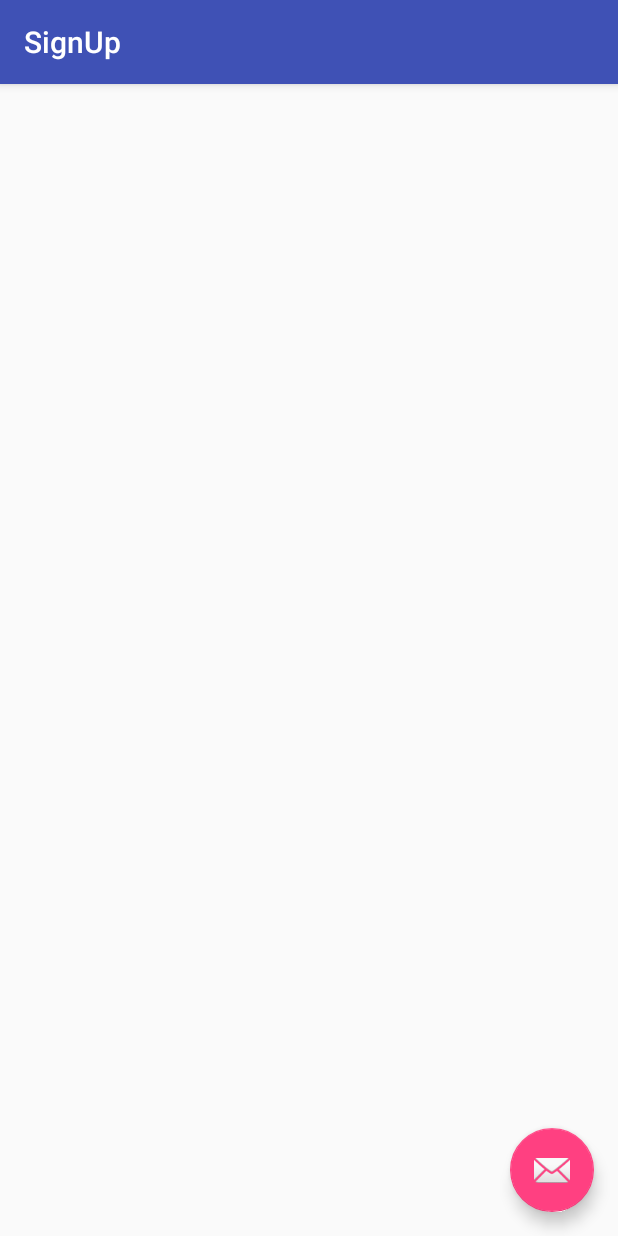
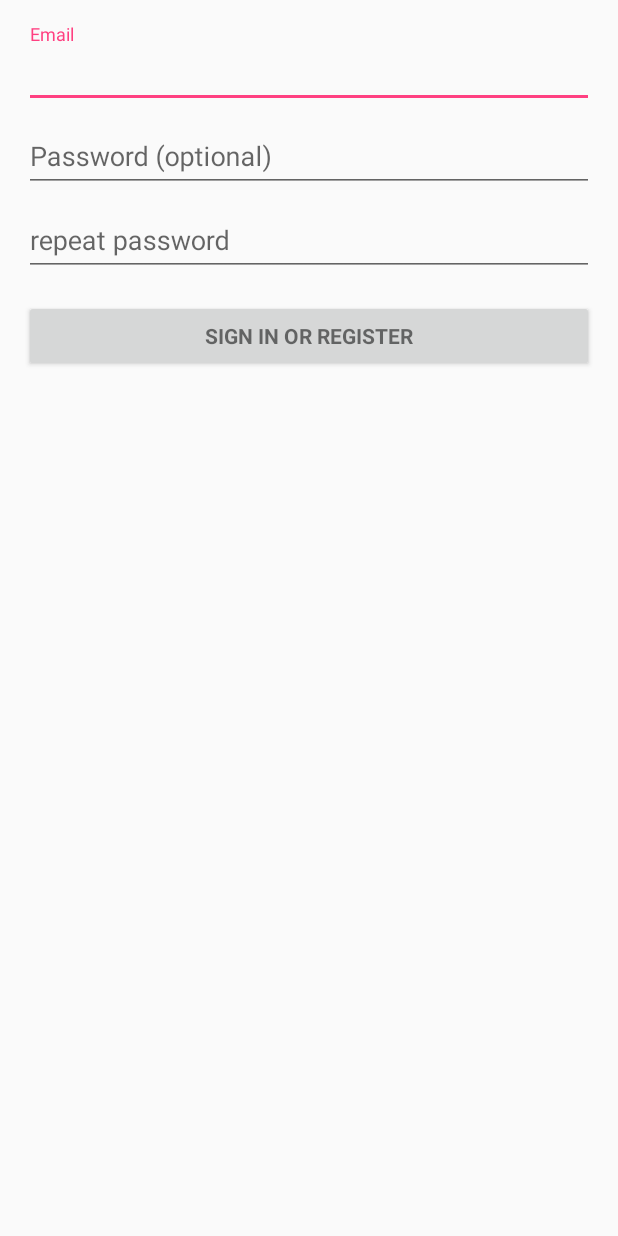
Before and after one commit to DevFest-Sfax-2016/ENIGMA, an Android app: the SignUp screen opened directly, with no data from a screen before it, on a phone screen of 412 x 824 dp. Run offline under Robolectric (Android 15) with nearby library versions, the phone set to English and light mode, and no system bars; our stand-ins replace Firebase (no records; nobody signed in at launch, a user with empty details on screens opened directly); 2 statements that could not run were skipped.

Commit message:
fixed login/signup diffrences

```diff
--- a/app/src/main/java/com/enigma/mybucketlist/SignUp.java
+++ b/app/src/main/java/com/enigma/mybucketlist/SignUp.java
@@ -1,29 +1,388 @@
 package com.enigma.mybucketlist;
 
+import android.animation.Animator;
+import android.animation.AnimatorListenerAdapter;
+import android.annotation.TargetApi;
+import android.app.LoaderManager;
+import android.content.CursorLoader;
+import android.content.Intent;
+import android.content.Loader;
+import android.content.pm.PackageManager;
+import android.database.Cursor;
+import android.net.Uri;
+import android.os.AsyncTask;
+import android.os.Build;
 import android.os.Bundle;
+import android.provider.ContactsContract;
+import android.support.annotation.NonNull;
 import android.support.design.widget.FloatingActionButton;
 import android.support.design.widget.Snackbar;
 import android.support.v7.app.AppCompatActivity;
 import android.support.v7.widget.Toolbar;
+import android.text.TextUtils;
+import android.util.Log;
+import android.view.KeyEvent;
 import android.view.View;
+import android.view.inputmethod.EditorInfo;
+import android.widget.ArrayAdapter;
+import android.widget.AutoCompleteTextView;
+import android.widget.Button;
+import android.widget.EditText;
+import android.widget.TextView;
 
-public class SignUp extends AppCompatActivity {
+import com.google.android.gms.tasks.OnCompleteListener;
+import com.google.android.gms.tasks.Task;
+import com.google.firebase.auth.AuthResult;
+import com.google.firebase.auth.FirebaseAuth;
+import com.google.firebase.auth.FirebaseUser;
+
+import java.util.ArrayList;
+import java.util.List;
+
+import static android.Manifest.permission.READ_CONTACTS;
+
+public class SignUp extends AppCompatActivity implements LoaderManager.LoaderCallbacks<Cursor> {
+    private SignUp.UserLoginTask mAuthTask = null;
+
+    // UI references.
+    private AutoCompleteTextView mEmailView;
+    private EditText mPasswordView;
+    private View mProgressView;
+    private View mLoginFormView;
+
+    private FirebaseAuth mAuth;
+    private FirebaseAuth.AuthStateListener mAuthListener;
+
+    private static final int REQUEST_READ_CONTACTS = 0;
 
     @Override
     protected void onCreate(Bundle savedInstanceState) {
         super.onCreate(savedInstanceState);
         setContentView(R.layout.activity_sign_up);
-        Toolbar toolbar = (Toolbar) findViewById(R.id.toolbar);
-        setSupportActionBar(toolbar);
+        mEmailView = (AutoCompleteTextView) findViewById(R.id.email);
+        populateAutoComplete();
+        mAuth = FirebaseAuth.getInstance();
+        mAuthListener = new FirebaseAuth.AuthStateListener() {
+            public static final String TAG = "Login";
 
-        FloatingActionButton fab = (FloatingActionButton) findViewById(R.id.fab);
-        fab.setOnClickListener(new View.OnClickListener() {
+            @Override
+            public void onAuthStateChanged(@NonNull FirebaseAuth firebaseAuth) {
+                FirebaseUser user = firebaseAuth.getCurrentUser();
+                if (user != null) {
+                    // User is signed in
+                    Log.d(TAG, "onAuthStateChanged:signed_in:" + user.getUid());
+                } else {
+                    // User is signed out
+                    Log.d(TAG, "onAuthStateChanged:signed_out");
+                }
+                // ...
+            }
+        };
+
+        mPasswordView = (EditText) findViewById(R.id.password);
+        mPasswordView.setOnEditorActionListener(new TextView.OnEditorActionListener() {
+            @Override
+            public boolean onEditorAction(TextView textView, int id, KeyEvent keyEvent) {
+                if (id == R.id.login || id == EditorInfo.IME_NULL) {
+                    attemptLogin();
+                    return true;
+                }
+                return false;
+            }
+        });
+
+        Button mEmailSignInButton = (Button) findViewById(R.id.email_sign_in_button);
+        mEmailSignInButton.setOnClickListener(new View.OnClickListener() {
             @Override
             public void onClick(View view) {
-                Snackbar.make(view, "Replace with your own action", Snackbar.LENGTH_LONG)
-                        .setAction("Action", null).show();
+                attemptLogin();
             }
         });
+
+        mLoginFormView = findViewById(R.id.login_form);
+        mProgressView = findViewById(R.id.login_progress);
+
+
+    }
+    private void populateAutoComplete() {
+        if (!mayRequestContacts()) {
+            return;
+        }
+
+        getLoaderManager().initLoader(0, null, this);
+    }
+
+    private boolean mayRequestContacts() {
+        if (Build.VERSION.SDK_INT < Build.VERSION_CODES.M) {
+            return true;
+        }
+        if (checkSelfPermission(READ_CONTACTS) == PackageManager.PERMISSION_GRANTED) {
+            return true;
+        }
+        if (shouldShowRequestPermissionRationale(READ_CONTACTS)) {
+            Snackbar.make(mEmailView, R.string.permission_rationale, Snackbar.LENGTH_INDEFINITE)
+                    .setAction(android.R.string.ok, new View.OnClickListener() {
+                        @Override
+                        @TargetApi(Build.VERSION_CODES.M)
+                        public void onClick(View v) {
+                            requestPermissions(new String[]{READ_CONTACTS}, REQUEST_READ_CONTACTS);
+                        }
+                    });
+        } else {
+            requestPermissions(new String[]{READ_CONTACTS}, REQUEST_READ_CONTACTS);
+        }
+        return false;
+    }
+
+    /**
+     * Callback received when a permissions request has been completed.
+     */
+    @Override
+    public void onRequestPermissionsResult(int requestCode, @NonNull String[] permissions,
+                                           @NonNull int[] grantResults) {
+        if (requestCode == REQUEST_READ_CONTACTS) {
+            if (grantResults.length == 1 && grantResults[0] == PackageManager.PERMISSION_GRANTED) {
+                populateAutoComplete();
+            }
+        }
+    }
+
+
+    /**
+     * Attempts to sign in or register the account specified by the login form.
+     * If there are form errors (invalid email, missing fields, etc.), the
+     * errors are presented and no actual login attempt is made.
+     */
+    private void attemptLogin() {
+        if (mAuthTask != null) {
+            Log.e("Hello","Hello");
+            return;
+        }
+
+        // Reset errors.
+        mEmailView.setError(null);
+        mPasswordView.setError(null);
+
+        // Store values at the time of the login attempt.
+        String email = mEmailView.getText().toString();
+        String password = mPasswordView.getText().toString();
+
+        boolean cancel = false;
+        View focusView = null;
+
+        // Check for a valid password, if the user entered one.
+        if (!TextUtils.isEmpty(password) && !isPasswordValid(password)) {
+            mPasswordView.setError(getString(R.string.error_invalid_password));
+            focusView = mPasswordView;
+            cancel = true;
+        }
+
+        // Check for a valid email address.
+        if (TextUtils.isEmpty(email)) {
+            mEmailView.setError(getString(R.string.error_field_required));
+            focusView = mEmailView;
+            cancel = true;
+        } else if (!isEmailValid(email)) {
+            mEmailView.setError(getString(R.string.error_invalid_email));
+            focusView = mEmailView;
+            cancel = true;
+        }
+
+        if (cancel) {
+            // There was an error; don't attempt login and focus the first
+            // form field with an error.
+            focusView.requestFocus();
+        } else {
+            // Show a progress spinner, and kick off a background task to
+            // perform the user login attempt.
+            showProgress(true);
+            mAuthTask = new SignUp.UserLoginTask(email, password);
+            mAuthTask.execute((Void) null);
+        }
+    }
+
+    private boolean isEmailValid(String email) {
+        //TODO: Replace this with your own logic
+        return email.contains("@");
+    }
+
+    private boolean isPasswordValid(String password) {
+        //TODO: Replace this with your own logic
+        return password.length() > 4;
+    }
+
+    /**
+     * Shows the progress UI and hides the login form.
+     */
+    @TargetApi(Build.VERSION_CODES.HONEYCOMB_MR2)
+    private void showProgress(final boolean show) {
+        // On Honeycomb MR2 we have the ViewPropertyAnimator APIs, which allow
+        // for very easy animations. If available, use these APIs to fade-in
+        // the progress spinner.
+        if (Build.VERSION.SDK_INT >= Build.VERSION_CODES.HONEYCOMB_MR2) {
+            int shortAnimTime = getResources().getInteger(android.R.integer.config_shortAnimTime);
+
+            mLoginFormView.setVisibility(show ? View.GONE : View.VISIBLE);
+            mLoginFormView.animate().setDuration(shortAnimTime).alpha(
+                    show ? 0 : 1).setListener(new AnimatorListenerAdapter() {
+                @Override
+                public void onAnimationEnd(Animator animation) {
+                    mLoginFormView.setVisibility(show ? View.GONE : View.VISIBLE);
+                }
+            });
+
+            mProgressView.setVisibility(show ? View.VISIBLE : View.GONE);
+            mProgressView.animate().setDuration(shortAnimTime).alpha(
+                    show ? 1 : 0).setListener(new AnimatorListenerAdapter() {
+                @Override
+                public void onAnimationEnd(Animator animation) {
+                    mProgressView.setVisibility(show ? View.VISIBLE : View.GONE);
+                }
+            });
+        } else {
+            // The ViewPropertyAnimator APIs are not available, so simply show
+            // and hide the relevant UI components.
+            mProgressView.setVisibility(show ? View.VISIBLE : View.GONE);
+            mLoginFormView.setVisibility(show ? View.GONE : View.VISIBLE);
+        }
+    }
+
+    @Override
+    public Loader<Cursor> onCreateLoader(int i, Bundle bundle) {
+        return new CursorLoader(this,
+                // Retrieve data rows for the device user's 'profile' contact.
+                Uri.withAppendedPath(ContactsContract.Profile.CONTENT_URI,
+                        ContactsContract.Contacts.Data.CONTENT_DIRECTORY), SignUp.ProfileQuery.PROJECTION,
+
+                // Select only email addresses.
+                ContactsContract.Contacts.Data.MIMETYPE +
+                        " = ?", new String[]{ContactsContract.CommonDataKinds.Email
+                .CONTENT_ITEM_TYPE},
+
+                // Show primary email addresses first. Note that there won't be
+                // a primary email address if the user hasn't specified one.
+                ContactsContract.Contacts.Data.IS_PRIMARY + " DESC");
+    }
+
+    @Override
+    public void onLoadFinished(Loader<Cursor> cursorLoader, Cursor cursor) {
+        List<String> emails = new ArrayList<>();
+        cursor.moveToFirst();
+        while (!cursor.isAfterLast()) {
+            emails.add(cursor.getString(SignUp.ProfileQuery.ADDRESS));
+            cursor.moveToNext();
+        }
+
+        addEmailsToAutoComplete(emails);
+    }
+
+    @Override
+    public void onLoaderReset(Loader<Cursor> cursorLoader) {
+
+    }
+
+    private void addEmailsToAutoComplete(List<String> emailAddressCollection) {
+        //Create adapter to tell the AutoCompleteTextView what to show in its dropdown list.
+        ArrayAdapter<String> adapter =
+                new ArrayAdapter<>(SignUp.this,
+                        android.R.layout.simple_dropdown_item_1line, emailAddressCollection);
+
+        mEmailView.setAdapter(adapter);
+    }
+
+
+    private interface ProfileQuery {
+        String[] PROJECTION = {
+                ContactsContract.CommonDataKinds.Email.ADDRESS,
+                ContactsContract.CommonDataKinds.Email.IS_PRIMARY,
+        };
+
+        int ADDRESS = 0;
+        int IS_PRIMARY = 1;
+    }
+
+    /**
+     * Represents an asynchronous login/registration task used to authenticate
+     * the user.
+     */
+    public class UserLoginTask extends AsyncTask<Void, Void, Boolean> {
+
+        private final String mEmail;
+        private final String mPassword;
+
+        UserLoginTask(String email, String password) {
+            mEmail = email;
+            mPassword = password;
+        }
+
+        @Override
+        protected Boolean doInBackground(Void... params) {
+            // TODO: attempt authentication against a network service.
+
+            SignUp(mEmail,mPassword);
+
+
+
+            // TODO: register the new account here.
+            return true;
+        }
+
+        @Override
+        protected void onPostExecute(final Boolean success) {
+            mAuthTask = null;
+
+
+            if (success) {
+
+            } else {
+                mPasswordView.setError(getString(R.string.error_incorrect_password));
+                mPasswordView.requestFocus();
+            }
+        }
+
+        @Override
+        protected void onCancelled() {
+            mAuthTask = null;
+            showProgress(false);
+        }
+    }
+    @Override
+    public void onStart() {
+        super.onStart();
+        mAuth.addAuthStateListener(mAuthListener);
+    }
+    @Override
+    public void onStop() {
+        super.onStop();
+        if (mAuthListener != null) {
+            mAuth.removeAuthStateListener(mAuthListener);
+        }
+    }
+    public void SignUp(String email,String password){
+        mAuth.createUserWithEmailAndPassword(email, password)
+                .addOnCompleteListener(this, new OnCompleteListener<AuthResult>() {
+                    public static final String TAG = "Sign up";
+
+                    @Override
+                    public void onComplete(@NonNull Task<AuthResult> task) {
+                        Log.d(TAG, "createUserWithEmail:onComplete:" + task.isSuccessful());
+
+
+                        // If sign in fails, display a message to the user. If sign in succeeds
+                        // the auth state listener will be notified and logic to handle the
+                        // signed in user can be handled in the listener.
+                        if (!task.isSuccessful()) {
+                            Log.e(TAG,"Sign up unsuccessful");
+                            showProgress(false);
+                        }else {
+                            Intent newAccounIntent = new Intent(getApplicationContext(),PersonalityTest.class);
+                            startActivity(newAccounIntent);
+                        }
+
+                        // ...
+                    }
+                });
+
     }
 
 }
--- a/app/src/main/res/layout/activity_sign_up.xml
+++ b/app/src/main/res/layout/activity_sign_up.xml
@@ -7,28 +7,14 @@
     android:fitsSystemWindows="true"
     tools:context="com.enigma.mybucketlist.SignUp">
 
-    <android.support.design.widget.AppBarLayout
-        android:layout_width="match_parent"
-        android:layout_height="wrap_content"
-        android:theme="@style/AppTheme.AppBarOverlay">
 
-        <android.support.v7.widget.Toolbar
-            android:id="@+id/toolbar"
-            android:layout_width="match_parent"
-            android:layout_height="?attr/actionBarSize"
-            android:background="?attr/colorPrimary"
-            app:popupTheme="@style/AppTheme.PopupOverlay" />
 
-    </android.support.design.widget.AppBarLayout>
+
+
+
 
     <include layout="@layout/content_sign_up" />
 
-    <android.support.design.widget.FloatingActionButton
-        android:id="@+id/fab"
-        android:layout_width="wrap_content"
-        android:layout_height="wrap_content"
-        android:layout_gravity="bottom|end"
-        android:layout_margin="@dimen/fab_margin"
-        app:srcCompat="@android:drawable/ic_dialog_email" />
+
 
 </android.support.design.widget.CoordinatorLayout>
--- a/app/src/main/res/layout/content_sign_up.xml
+++ b/app/src/main/res/layout/content_sign_up.xml
@@ -12,5 +12,84 @@
     app:layout_behavior="@string/appbar_scrolling_view_behavior"
     tools:context="com.enigma.mybucketlist.SignUp"
     tools:showIn="@layout/activity_sign_up">
+    <ProgressBar
+        android:id="@+id/login_progress"
+        style="?android:attr/progressBarStyleLarge"
+        android:layout_width="wrap_content"
+        android:layout_height="wrap_content"
+        android:layout_marginBottom="8dp"
+        android:visibility="gone" />
 
+    <ScrollView
+        android:id="@+id/login_form"
+        android:layout_width="match_parent"
+        android:layout_height="match_parent">
+
+        <LinearLayout
+            android:id="@+id/email_login_form"
+            android:layout_width="match_parent"
+            android:layout_height="wrap_content"
+            android:orientation="vertical">
+
+            <android.support.design.widget.TextInputLayout
+                android:layout_width="match_parent"
+                android:layout_height="wrap_content">
+
+                <AutoCompleteTextView
+                    android:id="@+id/email"
+                    android:layout_width="match_parent"
+                    android:layout_height="wrap_content"
+                    android:hint="@string/prompt_email"
+                    android:inputType="textEmailAddress"
+                    android:maxLines="1"
+                    android:singleLine="true" />
+
+            </android.support.design.widget.TextInputLayout>
+
+            <android.support.design.widget.TextInputLayout
+                android:layout_width="match_parent"
+                android:layout_height="wrap_content">
+
+                <EditText
+                    android:id="@+id/password"
+                    android:layout_width="match_parent"
+                    android:layout_height="wrap_content"
+                    android:hint="@string/prompt_password"
+                    android:imeActionId="@+id/login"
+                    android:imeActionLabel="@string/action_sign_in_short"
+                    android:imeOptions="actionUnspecified"
+                    android:inputType="textPassword"
+                    android:maxLines="1"
+                    android:singleLine="true" />
+
+            </android.support.design.widget.TextInputLayout>
+            <android.support.design.widget.TextInputLayout
+                android:layout_width="match_parent"
+                android:layout_height="wrap_content">
+
+                <EditText
+                    android:id="@+id/repeat_password"
+                    android:layout_width="match_parent"
+                    android:layout_height="wrap_content"
+                    android:hint="@string/repeat_password"
+                    android:imeActionId="@+id/login"
+                    android:imeActionLabel="@string/action_sign_in_short"
+                    android:imeOptions="actionUnspecified"
+                    android:inputType="textPassword"
+                    android:maxLines="1"
+                    android:singleLine="true" />
+
+            </android.support.design.widget.TextInputLayout>
+
+            <Button
+                android:id="@+id/email_sign_in_button"
+                style="?android:textAppearanceSmall"
+                android:layout_width="match_parent"
+                android:layout_height="wrap_content"
+                android:layout_marginTop="16dp"
+                android:text="@string/action_sign_in"
+                android:textStyle="bold" />
+
+        </LinearLayout>
+    </ScrollView>
 </RelativeLayout>
--- a/app/src/main/res/values/array.xml
+++ b/app/src/main/res/values/array.xml
@@ -17,6 +17,6 @@
         <item>ISTP</item>
         <item>ISFP</item>
         <item>ESTP</item>
-        <item>ESFP</item>it
+        <item>ESFP</item>
     </string-array>
 </resources>
--- a/app/src/main/res/values/strings.xml
+++ b/app/src/main/res/values/strings.xml
@@ -4,6 +4,7 @@
     <!-- Strings related to login -->
     <string name="prompt_email">Email</string>
     <string name="prompt_password">Password (optional)</string>
+    <string name="repeat_password">repeat password</string>
     <string name="action_sign_in">Sign in or register</string>
     <string name="action_sign_in_short">Sign in</string>
     <string name="error_invalid_email">This email address is invalid</string>
```
Also changed, not shown: app/src/main/java/com/enigma/mybucketlist/LoginActivity.java (+3 -29 lines).
